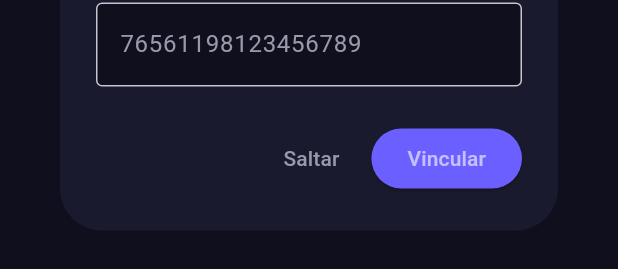
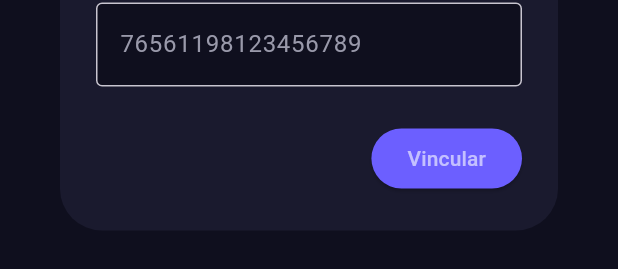
Before and after one commit to ElRayoRapido09/Tip-Top-Games, a Flutter app: the _SteamLinkingDialog widget shown alone on an empty page, opened directly with empty values, on a phone screen of 412 x 824 dp. Shown: the part 593-862 px from the top of the screen. Run offline on Flutter 3.47's test engine with Material 3 defaults, Android fonts, the phone set to English and light mode, and no system bars; our stand-ins replace shared_preferences, sqflite, sqflite_common_ffi, sqflite_common_ffi_web; accounts and stored records are empty.

Commit message:
Correccion registro

```diff
--- a/lib/screens/register_screen.dart
+++ b/lib/screens/register_screen.dart
@@ -74,7 +74,7 @@ class _RegisterScreenState extends State<RegisterScreen> {
 
   /// Validar email
   bool _isValidEmail(String email) {
-    return RegExp(r'^[^@]+@[^@]+\.[^@]+').hasMatch(email);
+    return RegExp(r'^[^@\s]+@[A-Za-z]+\.[A-Za-z]+$').hasMatch(email.trim());
   }
 
   /// Establecer error
@@ -618,13 +618,6 @@ class _SteamLinkingDialogState extends State<_SteamLinkingDialog> {
         ],
       ),
       actions: [
-        TextButton(
-          onPressed: _isLoading ? null : widget.onSkip,
-          child: const Text(
-            'Saltar',
-            style: TextStyle(color: Color(0xFF9999AA)),
-          ),
-        ),
         ElevatedButton(
           onPressed: _isLoading ? null : _linkSteam,
           style: ElevatedButton.styleFrom(
```
